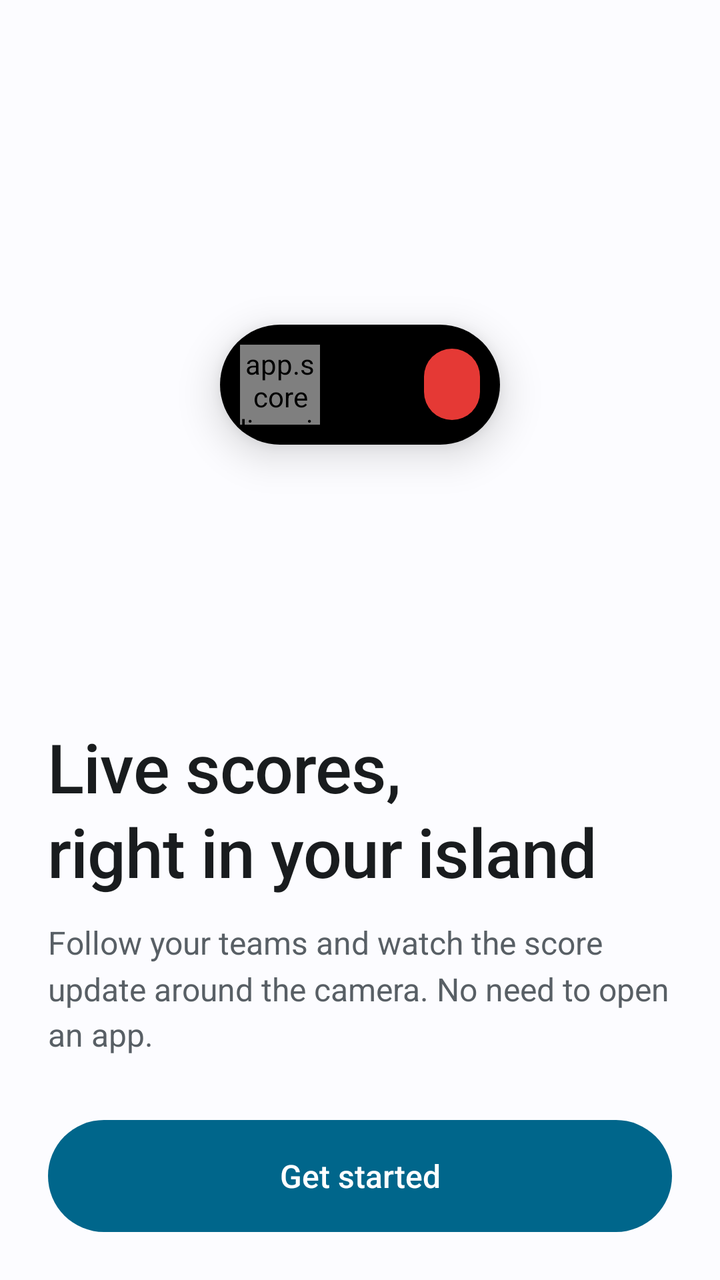
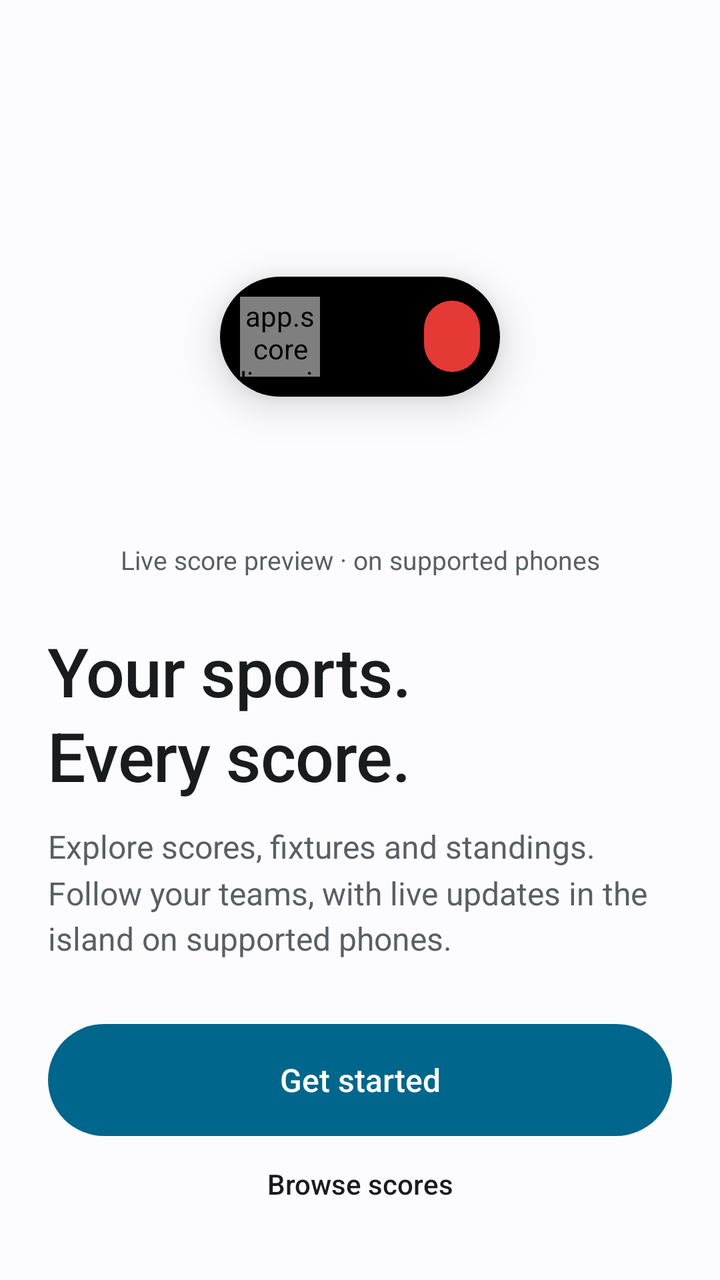

The first picture is an Android layout as it rendered before a commit; the second is the same layout after the commit. The layout source and the unified diff follow.
<!-- AndroidManifest.xml: application theme Theme.Scoreline -->
<!-- res/layout/activity_onboarding.xml -->
<?xml version="1.0" encoding="utf-8"?>
<FrameLayout xmlns:android="http://schemas.android.com/apk/res/android"
    android:id="@+id/root"
    android:layout_width="match_parent"
    android:layout_height="match_parent"
    android:background="@color/bg">

    
    <LinearLayout
        android:id="@+id/intro"
        android:layout_width="match_parent"
        android:layout_height="match_parent"
        android:orientation="vertical"
        android:paddingStart="24dp"
        android:paddingTop="24dp"
        android:paddingEnd="24dp"
        android:paddingBottom="24dp">

        <FrameLayout
            android:layout_width="match_parent"
            android:layout_height="0dp"
            android:layout_weight="1">

            <LinearLayout
                android:id="@+id/mock"
                android:layout_width="wrap_content"
                android:layout_height="60dp"
                android:layout_gravity="center"
                android:background="@drawable/bg_island"
                android:elevation="12dp"
                android:gravity="center_vertical"
                android:orientation="horizontal"
                android:paddingStart="10dp"
                android:paddingEnd="10dp">

                <app.scoreline.ui.widget.CrestView
                    android:id="@+id/mockCrest"
                    android:layout_width="40dp"
                    android:layout_height="40dp"
                    android:importantForAccessibility="no" />

                <TextView
                    android:id="@+id/mockLeft"
                    android:layout_width="wrap_content"
                    android:layout_height="wrap_content"
                    android:layout_marginStart="12dp"
                    android:layout_marginEnd="40dp"
                    android:fontFamily="sans-serif-medium"
                    android:fontFeatureSettings="tnum"
                    android:textColor="#FFFFFF"
                    android:textSize="22sp" />

                <TextView
                    android:id="@+id/mockCapsule"
                    android:layout_width="wrap_content"
                    android:layout_height="wrap_content"
                    android:background="@drawable/bg_capsule"
                    android:fontFamily="sans-serif-medium"
                    android:fontFeatureSettings="tnum"
                    android:paddingStart="14dp"
                    android:paddingTop="7dp"
                    android:paddingEnd="14dp"
                    android:paddingBottom="7dp"
                    android:textColor="#FFFFFF"
                    android:textSize="16sp" />
            </LinearLayout>
        </FrameLayout>

        <TextView
            style="@style/Text.Display"
            android:layout_width="match_parent"
            android:layout_height="wrap_content"
            android:lineSpacingMultiplier="1.05"
            android:text="@string/onb_title"
            android:textSize="34sp" />

        <TextView
            style="@style/Text.Caption"
            android:layout_width="match_parent"
            android:layout_height="wrap_content"
            android:layout_marginTop="12dp"
            android:lineSpacingMultiplier="1.2"
            android:text="@string/onb_body"
            android:textSize="16sp" />

        <TextView
            android:id="@+id/start"
            style="@style/Text.Label"
            android:layout_width="match_parent"
            android:layout_height="56dp"
            android:layout_marginTop="32dp"
            android:background="@drawable/bg_btn_filled"
            android:gravity="center"
            android:text="@string/get_started"
            android:textColor="@color/on_primary"
            android:textSize="16sp" />
    </LinearLayout>

    
    <LinearLayout
        android:id="@+id/perms"
        android:layout_width="match_parent"
        android:layout_height="match_parent"
        android:orientation="vertical"
        android:paddingStart="24dp"
        android:paddingTop="24dp"
        android:paddingEnd="24dp"
        android:paddingBottom="24dp"
        android:visibility="gone">

        <Space
            android:layout_width="match_parent"
            android:layout_height="0dp"
            android:layout_weight="1" />

        <TextView
            style="@style/Text.Display"
            android:layout_width="match_parent"
            android:layout_height="wrap_content"
            android:text="@string/perm_title" />

        <TextView
            style="@style/Text.Caption"
            android:layout_width="match_parent"
            android:layout_height="wrap_content"
            android:layout_marginTop="12dp"
            android:lineSpacingMultiplier="1.2"
            android:text="@string/perm_body"
            android:textSize="16sp" />

        <LinearLayout
            android:layout_width="match_parent"
            android:layout_height="wrap_content"
            android:layout_marginTop="28dp"
            android:background="@drawable/bg_card_plain"
            android:gravity="center_vertical"
            android:orientation="horizontal"
            android:padding="16dp">

            <LinearLayout
                android:layout_width="0dp"
                android:layout_height="wrap_content"
                android:layout_weight="1"
                android:orientation="vertical">

                <TextView
                    style="@style/Text.Label"
                    android:layout_width="wrap_content"
                    android:layout_height="wrap_content"
                    android:text="@string/perm_notif_title"
                    android:textSize="16sp" />

                <TextView
                    style="@style/Text.Caption"
                    android:layout_width="wrap_content"
                    android:layout_height="wrap_content"
                    android:layout_marginTop="4dp"
                    android:text="@string/perm_notif_body" />
            </LinearLayout>

            <TextView
                android:id="@+id/allowNotifications"
                style="@style/Text.Label"
                android:layout_width="wrap_content"
                android:layout_height="40dp"
                android:layout_marginStart="12dp"
                android:drawablePadding="4dp"
                android:gravity="center"
                android:minWidth="92dp"
                android:paddingStart="16dp"
                android:paddingEnd="16dp" />
        </LinearLayout>

        <LinearLayout
            android:layout_width="match_parent"
            android:layout_height="wrap_content"
            android:layout_marginTop="12dp"
            android:background="@drawable/bg_card_plain"
            android:gravity="center_vertical"
            android:orientation="horizontal"
            android:padding="16dp">

            <LinearLayout
                android:layout_width="0dp"
                android:layout_height="wrap_content"
                android:layout_weight="1"
                android:orientation="vertical">

                <TextView
                    style="@style/Text.Label"
                    android:layout_width="wrap_content"
                    android:layout_height="wrap_content"
                    android:text="@string/perm_battery_title"
                    android:textSize="16sp" />

                <TextView
                    style="@style/Text.Caption"
                    android:layout_width="wrap_content"
                    android:layout_height="wrap_content"
                    android:layout_marginTop="4dp"
                    android:text="@string/perm_battery_body" />
            </LinearLayout>

            <TextView
                android:id="@+id/allowBackground"
                style="@style/Text.Label"
                android:layout_width="wrap_content"
                android:layout_height="40dp"
                android:layout_marginStart="12dp"
                android:drawablePadding="4dp"
                android:gravity="center"
                android:minWidth="92dp"
                android:paddingStart="16dp"
                android:paddingEnd="16dp" />
        </LinearLayout>

        <Space
            android:layout_width="match_parent"
            android:layout_height="0dp"
            android:layout_weight="1" />

        <TextView
            android:id="@+id/done"
            style="@style/Text.Label"
            android:layout_width="match_parent"
            android:layout_height="56dp"
            android:background="@drawable/bg_btn_filled"
            android:gravity="center"
            android:text="@string/done"
            android:textColor="@color/on_primary"
            android:textSize="16sp" />
    </LinearLayout>
</FrameLayout>
<!-- resources referenced by this layout -->
<resources>
  <color name="bg">@android:color/system_neutral1_10</color>
  <color name="on_primary">@android:color/system_accent1_0</color>
  <string name="done">Done</string>
  <string name="get_started">Get started</string>
  <string name="onb_body">Follow your teams and watch the score update around the camera. No need to open an app.</string>
  <string name="onb_title">Live scores,\nright in your island</string>
  <string name="perm_battery_body">Lets Scoreline start your island at kick-off even when the app is closed.</string>
  <string name="perm_battery_title">Background updates</string>
  <string name="perm_body">Scoreline needs two things to keep your island live during a match.</string>
  <string name="perm_notif_body">The island is a live notification. We also tell you about kick-offs, goals and results.</string>
  <string name="perm_notif_title">Notifications</string>
  <string name="perm_title">Never miss a moment</string>
  <style name="Text.Caption" parent="android:TextAppearance.Material">
          <item name="android:textSize">13sp</item>
          <item name="android:textColor">@color/on_surface_variant</item>
      </style>
  <style name="Theme.Scoreline" parent="Theme.Scoreline.Base" />
  <color name="primary">@android:color/system_accent1_600</color>
  <color name="surface">@android:color/system_neutral1_50</color>
  <color name="island">#000000</color>
  <color name="on_surface_variant">@android:color/system_neutral2_600</color>
  <color name="on_surface">@android:color/system_neutral1_900</color>
  <style name="Theme.Scoreline.Base" parent="android:Theme.Material.Light.NoActionBar">
          <item name="android:windowBackground">@color/bg</item>
          <item name="android:colorBackground">@color/bg</item>
          <item name="android:colorPrimary">@color/primary</item>
          <item name="android:colorAccent">@color/primary</item>
          <item name="android:colorControlActivated">@color/primary</item>
          <item name="android:colorControlHighlight">#1F000000</item>
          <item name="android:textColorPrimary">@color/on_surface</item>
          <item name="android:textColorSecondary">@color/on_surface_variant</item>
          <item name="android:textColorHint">@color/on_surface_variant</item>
          <item name="android:statusBarColor">@android:color/transparent</item>
          <item name="android:navigationBarColor">@android:color/transparent</item>
          <item name="android:enforceNavigationBarContrast">false</item>
          <item name="android:enforceStatusBarContrast">false</item>
          <item name="android:windowLightStatusBar">true</item>
          <item name="android:windowLightNavigationBar">true</item>
          <item name="android:windowLayoutInDisplayCutoutMode">always</item>
          <item name="android:windowSplashScreenBackground">@color/icon_bg</item>
          <item name="android:windowSplashScreenAnimatedIcon">@drawable/ic_launcher_fg</item>
      </style>
  <color name="icon_bg">#0F1C2E</color>
  <!-- unchanged entries left out for length: 7 -->
</resources>

<!-- the commit's change to res/layout/activity_onboarding.xml (unified diff, before → after) -->
@@ -64,6 +64,8 @@
                     android:textColor="#FFFFFF"
                     android:textSize="16sp" />
             </LinearLayout>
+            <TextView style="@style/Text.Caption" android:layout_width="match_parent" android:layout_height="wrap_content"
+                android:layout_gravity="bottom|center_horizontal" android:gravity="center" android:paddingBottom="24dp" android:text="@string/onboarding_preview" />
         </FrameLayout>
 
         <TextView
@@ -94,6 +96,8 @@
             android:text="@string/get_started"
             android:textColor="@color/on_primary"
             android:textSize="16sp" />
+        <TextView android:id="@+id/skipBrowse" style="@style/Text.Label" android:layout_width="match_parent" android:layout_height="48dp"
+            android:gravity="center" android:background="@drawable/bg_row" android:text="@string/browse_scores" />
     </LinearLayout>
 
     
@@ -111,7 +115,7 @@
         <Space
             android:layout_width="match_parent"
             android:layout_height="0dp"
-            android:layout_weight="1" />
+            android:layout_weight="0.4" />
 
         <TextView
             style="@style/Text.Display"
@@ -162,7 +166,7 @@
                 android:id="@+id/allowNotifications"
                 style="@style/Text.Label"
                 android:layout_width="wrap_content"
-                android:layout_height="40dp"
+                android:layout_height="48dp"
                 android:layout_marginStart="12dp"
                 android:drawablePadding="4dp"
                 android:gravity="center"
@@ -205,7 +209,7 @@
                 android:id="@+id/allowBackground"
                 style="@style/Text.Label"
                 android:layout_width="wrap_content"
-                android:layout_height="40dp"
+                android:layout_height="48dp"
                 android:layout_marginStart="12dp"
                 android:drawablePadding="4dp"
                 android:gravity="center"
<!-- resource entries referenced after the edit -->
@@ -2,10 +2,15 @@
 <resources>
   <color name="bg">@android:color/system_neutral1_10</color>
   <color name="on_primary">@android:color/system_accent1_0</color>
+  <!-- drawable bg_row (drawable) -->
+  <?xml version="1.0" encoding="utf-8"?>
+  <ripple xmlns:android="http://schemas.android.com/apk/res/android" android:color="?android:attr/colorControlHighlight"><item><shape android:shape="rectangle"><corners android:radius="0dp" /><solid android:color="@android:color/transparent" /></shape></item></ripple>
+  <string name="browse_scores">Browse scores</string>
   <string name="done">Done</string>
   <string name="get_started">Get started</string>
-  <string name="onb_body">Follow your teams and watch the score update around the camera. No need to open an app.</string>
-  <string name="onb_title">Live scores,\nright in your island</string>
+  <string name="onb_body">Explore scores, fixtures and standings. Follow your teams, with live updates in the island on supported phones.</string>
+  <string name="onb_title">Your sports.\nEvery score.</string>
+  <string name="onboarding_preview">Live score preview · on supported phones</string>
   <string name="perm_battery_body">Lets Scoreline start your island at kick-off even when the app is closed.</string>
   <string name="perm_battery_title">Background updates</string>
   <string name="perm_body">Scoreline needs two things to keep your island live during a match.</string>
@@ -41,8 +46,15 @@
           <item name="android:windowLayoutInDisplayCutoutMode">always</item>
           <item name="android:windowSplashScreenBackground">@color/icon_bg</item>
           <item name="android:windowSplashScreenAnimatedIcon">@drawable/ic_launcher_fg</item>
+          <item name="android:windowAnimationStyle">@style/ScreenMotion</item>
       </style>
   <color name="icon_bg">#0F1C2E</color>
+  <style name="ScreenMotion" parent="@android:style/Animation.Activity">
+          <item name="android:activityOpenEnterAnimation">@anim/screen_open_enter</item>
+          <item name="android:activityOpenExitAnimation">@anim/screen_open_exit</item>
+          <item name="android:activityCloseEnterAnimation">@anim/screen_close_enter</item>
+          <item name="android:activityCloseExitAnimation">@anim/screen_close_exit</item>
+      </style>
   <!-- unchanged entries left out for length: 7 -->
 </resources>
 
